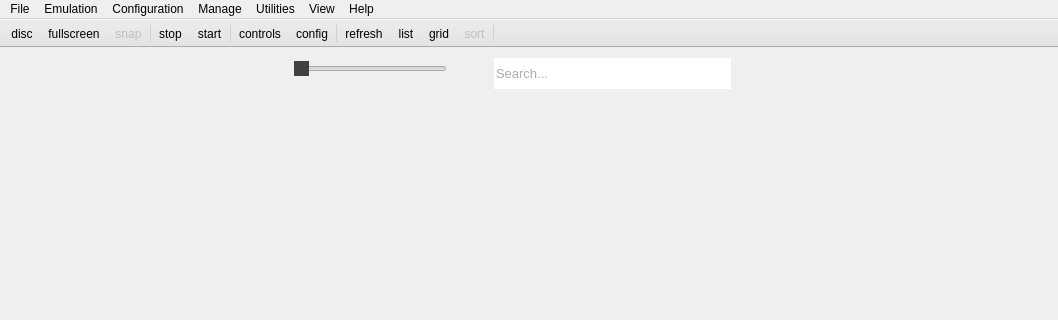
Old version of the form rpcs3/rpcs3qt/main_window.ui in the repository RPCS3/rpcs3; both pictures show x 0 to 1058 and y 0 to 320 of the 1058 by 580 pixel window.
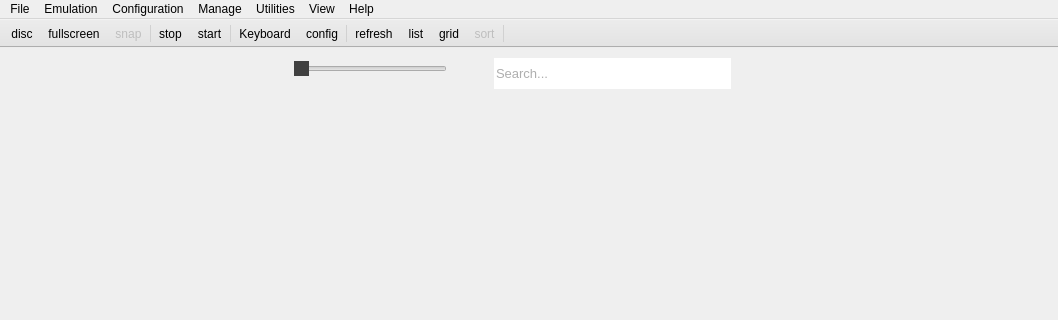
New version of the form. Icons and pictures are not drawn.

Commit message: rename controls to keyboard

Patch:
```diff
--- a/rpcs3/rpcs3qt/main_window.ui
+++ b/rpcs3/rpcs3qt/main_window.ui
@@ -816,7 +816,7 @@
      <normaloff>:/Icons/controls.png</normaloff>:/Icons/controls.png</iconset>
    </property>
    <property name="text">
-    <string>controls</string>
+    <string>Keyboard</string>
    </property>
    <property name="toolTip">
     <string>Configure controls</string>
```
Left out of the diff: 4 changed lines with no effect on the pictures. The commit also changes 1 other file.
